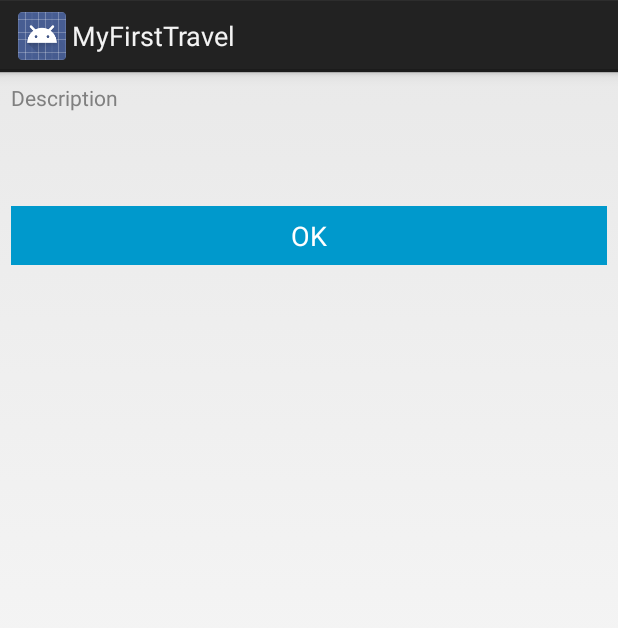
After one commit to soulnanx/MyFirstTravel, an Android app: the layout dialog_show_note.xml on its own in the app's theme, with its tools: preview values and no code run, on a phone screen of 412 x 824 dp. The commit adds this screen. Shown: the top 628 px of the screen. Run offline under Robolectric (Android 15) with nearby library versions, the phone set to English and light mode, and no system bars.

Commit message:
create modal show create places create map
modify ids

add event show on notes item list

```diff
--- a/MyFirstTravel/build.gradle
+++ b/MyFirstTravel/build.gradle
@@ -25,5 +25,6 @@ android {
 dependencies {
     compile 'com.android.support:support-v4:13.0.0'
     compile 'com.codeslap:persistence:0.9.22'
+    compile 'com.google.android.gms:play-services:+'
 
 }
--- a/MyFirstTravel/src/main/java/br/com/epicdroid/travel/Delegate/DelegateDialog.java
+++ /dev/null
@@ -1,4 +0,0 @@
-package br.com.epicdroid.travel.Delegate;
-
-public interface DelegateDialog {
-}
--- /dev/null
+++ b/MyFirstTravel/src/main/res/layout/dialog_show_note.xml
@@ -0,0 +1,43 @@
+<?xml version="1.0" encoding="utf-8"?>
+<LinearLayout xmlns:android="http://schemas.android.com/apk/res/android"
+              android:orientation="vertical"
+              android:layout_width="match_parent"
+              android:layout_height="wrap_content">
+
+    <TextView
+            android:layout_width="match_parent"
+            android:layout_height="wrap_content"
+            android:inputType="textMultiLine"
+            android:ems="10"
+            android:id="@+id/note_show_dialog_txt_description"
+            android:layout_gravity="center"
+            android:layout_margin="7dp"
+            android:lines="4"
+            android:hint="@string/dialog_edt_description"/>
+
+
+    <LinearLayout
+            android:layout_gravity="center"
+            android:orientation="horizontal"
+            android:layout_margin="7dp"
+            android:id="@+id/note_show_dialog_btn_ok"
+            android:layout_width="match_parent"
+            android:layout_height="wrap_content"
+            android:layout_weight="2"
+            android:layout_marginRight="1dp"
+            android:background="@android:color/holo_blue_dark"
+            android:gravity="center_horizontal">
+
+        <TextView
+                android:layout_width="wrap_content"
+                android:layout_height="wrap_content"
+                android:layout_margin="7dp"
+                android:textAppearance="?android:attr/textAppearanceMedium"
+                android:text="@string/dialog_ok"
+                android:textColor="@android:color/white"
+                android:gravity="center"/>
+
+    </LinearLayout>
+
+
+</LinearLayout>
--- a/MyFirstTravel/src/main/res/menu/menu_finance.xml
+++ b/MyFirstTravel/src/main/res/menu/menu_finance.xml
@@ -1,6 +1,7 @@
 <menu xmlns:android="http://schemas.android.com/apk/res/android">
     <item android:id="@+id/item_new_debit"
         android:title="@string/item_menu_new_debit"
+        android:icon="@android:drawable/ic_menu_add"
         android:showAsAction="ifRoom"
         android:orderInCategory="10"/>
 </menu>
--- a/MyFirstTravel/src/main/res/menu/menu_note.xml
+++ b/MyFirstTravel/src/main/res/menu/menu_note.xml
@@ -1,6 +1,7 @@
 <menu xmlns:android="http://schemas.android.com/apk/res/android">
     <item android:id="@+id/item_new_note"
         android:title="@string/item_menu_new_note"
+        android:icon="@android:drawable/ic_menu_add"
         android:showAsAction="ifRoom"
         android:orderInCategory="10" />
 </menu>
--- a/MyFirstTravel/src/main/res/menu/menu_schedule.xml
+++ b/MyFirstTravel/src/main/res/menu/menu_schedule.xml
@@ -1,6 +1,7 @@
 <menu xmlns:android="http://schemas.android.com/apk/res/android">
     <item android:id="@+id/item_new_task"
         android:title="@string/item_menu_new_task"
+        android:icon="@android:drawable/ic_menu_add"
         android:showAsAction="ifRoom"
         android:orderInCategory="10"/>
 </menu>
```
Also changed, not shown: MyFirstTravel/src/main/AndroidManifest.xml (+19 -0 lines), MyFirstTravel/src/main/java/br/com/epicdroid/travel/activity/MainActivity.java (+12 -10 lines), MyFirstTravel/src/main/java/br/com/epicdroid/travel/components/DialogCreateNote.java (+4 -4 lines), MyFirstTravel/src/main/java/br/com/epicdroid/travel/components/DialogShowNote.java (added, +65 -0 lines), MyFirstTravel/src/main/java/br/com/epicdroid/travel/fragment/NoteFragment.java (+14 -0 lines), MyFirstTravel/src/main/java/br/com/epicdroid/travel/fragment/PlaceFragment.java (added, +75 -0 lines), MyFirstTravel/src/main/res/layout/dialog_create_note.xml (+4 -4 lines), MyFirstTravel/src/main/res/layout/fragment_places.xml (added, +14 -0 lines).
